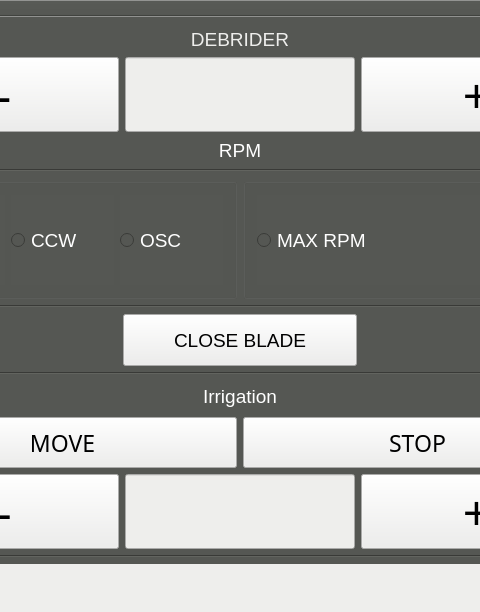
The window that mainwindow.ui (veysiadn/DebriderController) describes before a commit, drawn with Qt 5; both pictures show x 123 to 603 and y 0 to 612 of the 726 by 760 pixel window.
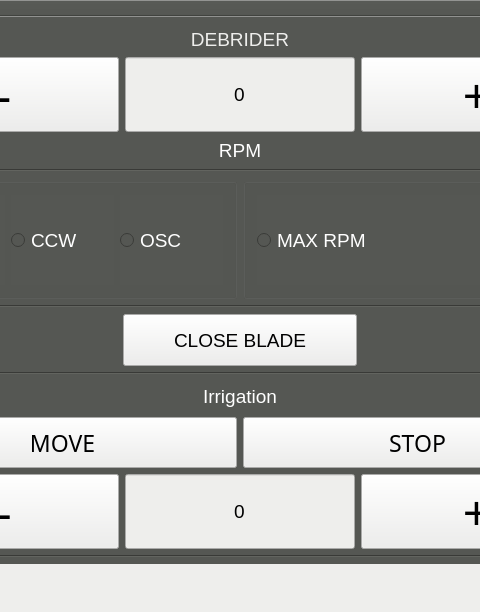
The same window after the commit. Icons and pictures are not drawn.

```diff
--- a/mainwindow.ui
+++ b/mainwindow.ui
@@ -97,6 +97,12 @@
         <property name="styleSheet">
          <string notr="true">background-color: rgb(238, 238, 236);</string>
         </property>
+        <property name="text">
+         <string>0</string>
+        </property>
+        <property name="alignment">
+         <set>Qt::AlignCenter</set>
+        </property>
        </widget>
       </item>
       <item>
@@ -575,12 +581,15 @@
         </property>
         <property name="font">
          <font>
-          <pointsize>10</pointsize>
+          <pointsize>14</pointsize>
          </font>
         </property>
         <property name="styleSheet">
          <string notr="true">background-color: rgb(238, 238, 236);</string>
         </property>
+        <property name="text">
+         <string>0</string>
+        </property>
         <property name="alignment">
          <set>Qt::AlignCenter</set>
         </property>
```
Left out of the diff: 4 changed lines with no effect on the pictures.
